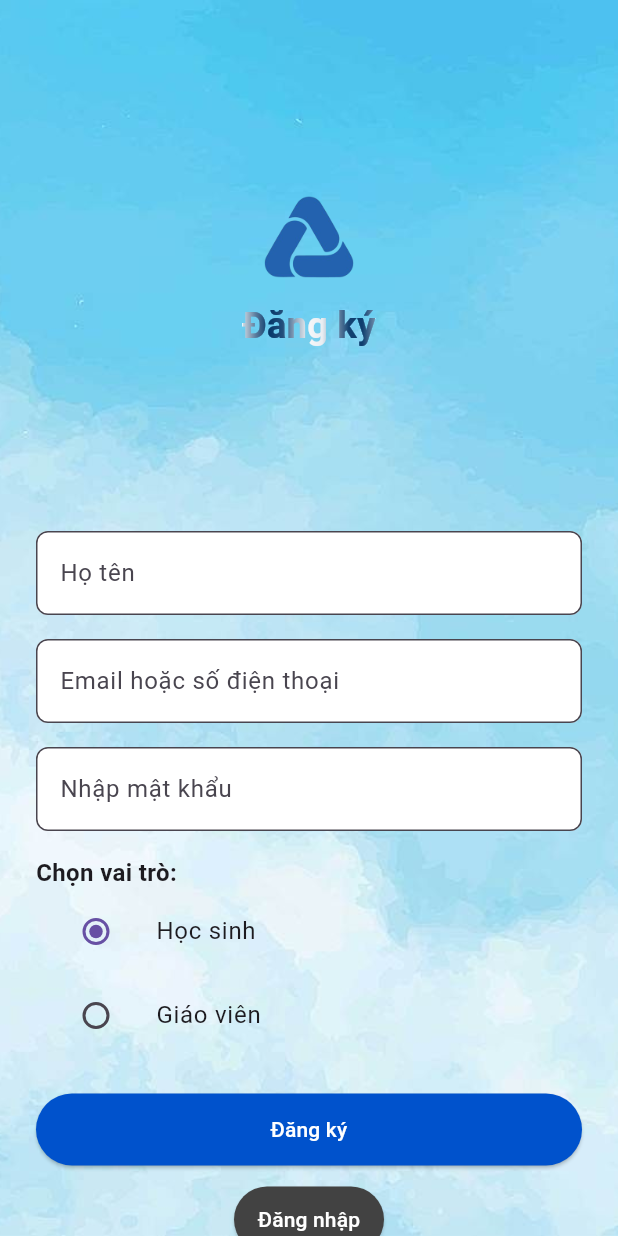
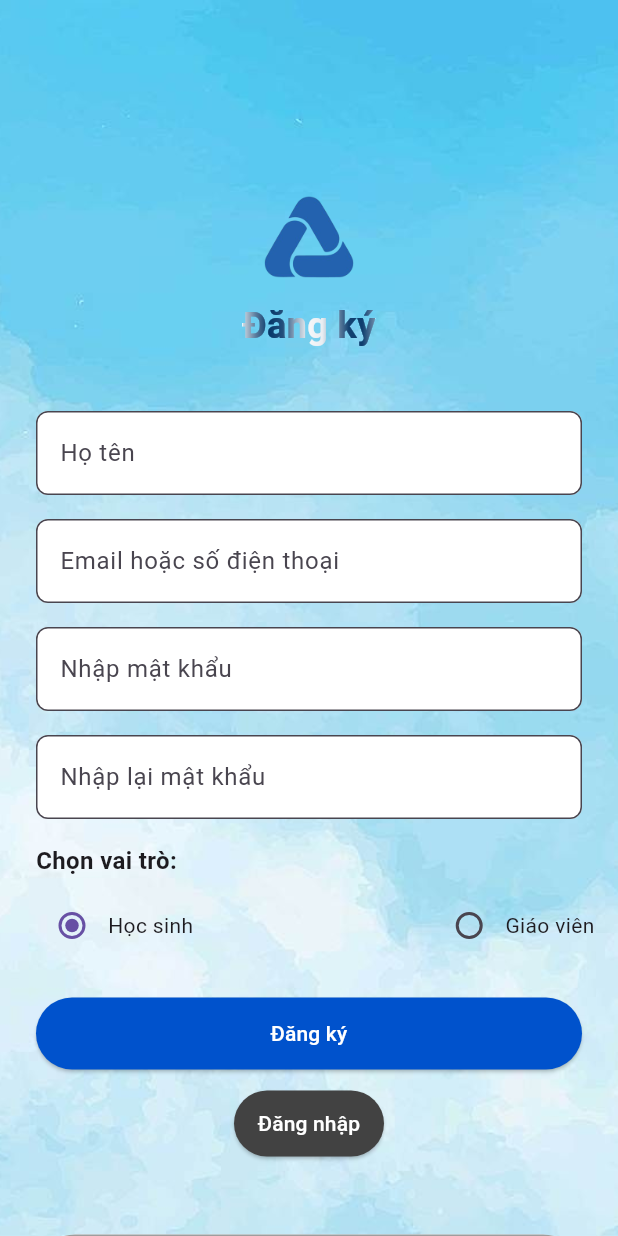
Before and after one commit to Lequocdai2004/APP_TRAC_NGHIEM, a Flutter app: the screen it shows after launch, scrolled down 166 dp, after a tap on "Đăng nhập", after a tap on "Đăng ký", on a phone screen of 412 x 824 dp. Run offline on Flutter 3.47's test engine with Material 3 defaults, Android fonts, the phone set to English and light mode, and no system bars; our stand-ins replace google_fonts, image_picker, permission_handler, qr_flutter, shared_preferences, sqflite; accounts and stored records are empty.

Commit message:
Initial commit dự án Android App Trắc Nghiệm

```diff
--- a/AndroiAppTracNghiem-master/TRAC_NGHIEM/lib/main.dart
+++ b/AndroiAppTracNghiem-master/TRAC_NGHIEM/lib/main.dart
@@ -1,6 +1,6 @@
 import 'package:flutter/material.dart';
 import 'screens/splash_screen.dart';
-
+import 'screens/register_screen.dart';
 
 void main() {
   runApp(const MyApp());
@@ -14,6 +14,7 @@ class MyApp extends StatelessWidget {
       title: 'Trắc nghiệm',
       debugShowCheckedModeBanner: false,
       home: const SplashScreen(),
+      // home: const RegisterScreen(),
     );
   }
 }
--- a/AndroiAppTracNghiem-master/TRAC_NGHIEM/lib/screens/login_screen.dart
+++ b/AndroiAppTracNghiem-master/TRAC_NGHIEM/lib/screens/login_screen.dart
@@ -309,6 +309,31 @@ class _LoginScreenState extends State<LoginScreen> with TickerProviderStateMixin
                       const SizedBox(width: 10),
                       FadeTransition(
                         opacity: _faceIdFadeAnimation,
+                        child: GestureDetector(
+                          onTap: () {
+                            showDialog(
+                              context: context,
+                              builder: (context) => AlertDialog(
+                                title: const Text("Yêu cầu đăng nhập"),
+                                content: const Text("Bạn cần mở chức năng đăng nhập bằng khuôn mặt sau khi đăng nhập để sử dụng tính năng này."),
+                                actions: [
+                                  TextButton(
+                                    onPressed: () {
+                                      Navigator.pop(context); // Đóng dialog
+                                    },
+                                    child: const Text("Hủy"),
+                                  ),
+                                  TextButton(
+                                    onPressed: () {
+                                      Navigator.pop(context);
+                                      Navigator.pushNamed(context, 'login_screen.dart');
+                                    },
+                                    child: const Text("Đăng nhập"),
+                                  ),
+                                ],
+                              ),
+                            );
+                          },
                           child: Container(
                             decoration: BoxDecoration(
                               border: Border.all(color: Colors.grey),
@@ -322,6 +347,8 @@ class _LoginScreenState extends State<LoginScreen> with TickerProviderStateMixin
                             ),
                           ),
                         ),
+                      ),
+
                     ],
                   ),
                   const SizedBox(height: 10),
@@ -343,7 +370,7 @@ class _LoginScreenState extends State<LoginScreen> with TickerProviderStateMixin
                       child: const Text("Đăng ký"),
                     ),
                   ),
-                  const SizedBox(height: 90),
+                  const SizedBox(height: 115),
                   SizedBox(
                     width: double.infinity,
                     child: OutlinedButton.icon(
@@ -379,7 +406,7 @@ class _LoginScreenState extends State<LoginScreen> with TickerProviderStateMixin
                       ),
                     ),
                   ),
-                  const SizedBox(height: 40),
+                  const SizedBox(height: 15),
                   Row(
                     mainAxisAlignment: MainAxisAlignment.center,
                     children: [
--- a/AndroiAppTracNghiem-master/TRAC_NGHIEM/lib/screens/register_screen.dart
+++ b/AndroiAppTracNghiem-master/TRAC_NGHIEM/lib/screens/register_screen.dart
@@ -18,6 +18,8 @@ class _RegisterScreenState extends State<RegisterScreen> with TickerProviderStat
   final TextEditingController fullNameController = TextEditingController();
   final TextEditingController emailController = TextEditingController();
   final TextEditingController passwordController = TextEditingController();
+  final confirmPasswordController = TextEditingController();
+
   final GlobalKey<FormState> _formKey = GlobalKey<FormState>();
 
   String _selectedRole = 'student'; // Mặc định Học sinh
@@ -70,6 +72,7 @@ class _RegisterScreenState extends State<RegisterScreen> with TickerProviderStat
     fullNameController.dispose();
     emailController.dispose();
     passwordController.dispose();
+    confirmPasswordController.dispose();
 
     _controller.dispose();
     _appleController.dispose();
@@ -163,7 +166,7 @@ class _RegisterScreenState extends State<RegisterScreen> with TickerProviderStat
                       ),
                     ],
                   ),
-                  const SizedBox(height: 120),
+                  const SizedBox(height: 40),
                   TextFormField(
                     controller: fullNameController,
                     decoration: _buildInputDecoration('Họ tên'),
@@ -189,6 +192,21 @@ class _RegisterScreenState extends State<RegisterScreen> with TickerProviderStat
                     value != null && value.length < 6 ? 'Tối thiểu 6 ký tự' : null,
                   ),
                   const SizedBox(height: 16),
+                  TextFormField(
+                    controller: confirmPasswordController,
+                    obscureText: true,
+                    decoration: _buildInputDecoration('Nhập lại mật khẩu'),
+                    validator: (value) {
+                      if (value == null || value.isEmpty) {
+                        return 'Vui lòng nhập lại mật khẩu';
+                      }
+                      if (value != passwordController.text) {
+                        return 'Mật khẩu không khớp';
+                      }
+                      return null;
+                    },
+                  ),
+                  const SizedBox(height: 16),
                   Column(
                     crossAxisAlignment: CrossAxisAlignment.start,
                     children: [
@@ -196,9 +214,10 @@ class _RegisterScreenState extends State<RegisterScreen> with TickerProviderStat
                         "Chọn vai trò:",
                         style: TextStyle(fontSize: 16, fontWeight: FontWeight.bold),
                       ),
-                      ListTile(
-                        title: const Text("Học sinh"),
-                        leading: Radio<String>(
+                      const SizedBox(height: 8),
+                      Row(
+                        children: [
+                          Radio<String>(
                             value: 'student',
                             groupValue: _selectedRole,
                             onChanged: (value) {
@@ -207,10 +226,9 @@ class _RegisterScreenState extends State<RegisterScreen> with TickerProviderStat
                               });
                             },
                           ),
-                      ),
-                      ListTile(
-                        title: const Text("Giáo viên"),
-                        leading: Radio<String>(
+                          const Text("Học sinh"),
+                          const SizedBox(width: 160), // Khoảng cách giữa 2 radio
+                          Radio<String>(
                             value: 'teacher',
                             groupValue: _selectedRole,
                             onChanged: (value) {
@@ -219,9 +237,12 @@ class _RegisterScreenState extends State<RegisterScreen> with TickerProviderStat
                               });
                             },
                           ),
+                          const Text("Giáo viên"),
+                        ],
                       ),
                     ],
                   ),
+
                   const SizedBox(height: 24),
                   SizedBox(
                     width: double.infinity,
@@ -254,7 +275,7 @@ class _RegisterScreenState extends State<RegisterScreen> with TickerProviderStat
                       child: const Text("Đăng nhập"),
                     ),
                   ),
-                  const SizedBox(height: 90),
+                  const SizedBox(height: 50),
                   SizedBox(
                     width: double.infinity,
                     child: OutlinedButton.icon(
@@ -294,14 +315,14 @@ class _RegisterScreenState extends State<RegisterScreen> with TickerProviderStat
                       ),
                     ),
                   ),
-                  const SizedBox(height: 40),
+                  const SizedBox(height: 10),
                   Row(
                     mainAxisAlignment: MainAxisAlignment.center,
                     children: [
                       AnimatedBuilder(
                         animation: _tiltController,
                         builder: (context, child) {
-                          final text = "student-mobile-web.azota.vn";
+                          final text = "student-mobile-web.tracnghiem.vn";
                           return Row(
                             mainAxisSize: MainAxisSize.min,
                             children: List.generate(text.length, (index) {
```
Lines whose indentation alone changed are shown as unchanged.
